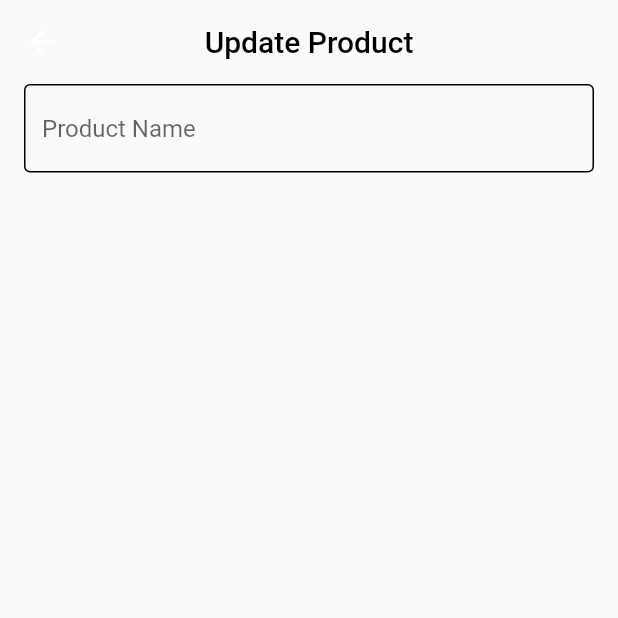
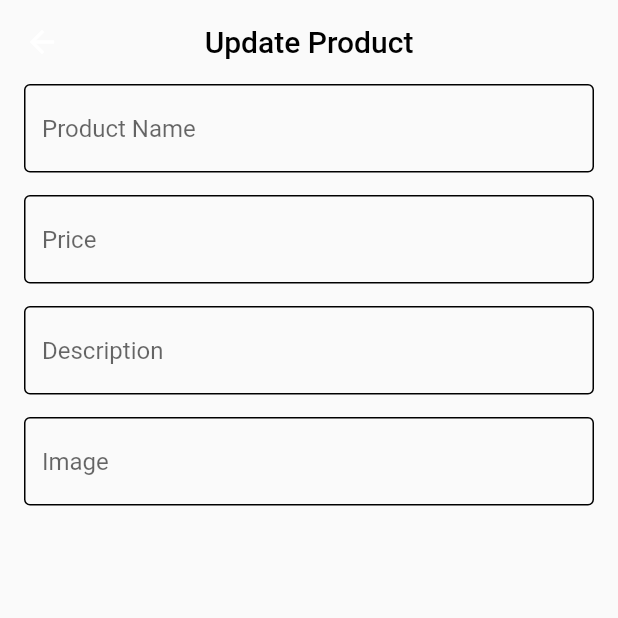
Before and after one commit to ImadDz-7/Store-App, a Flutter app: the UpdateProductPage screen opened by its route, on a phone screen of 412 x 824 dp, the top half of it. Run offline on Flutter 3.47's test engine with Material 2 defaults, Android fonts, the phone set to English and light mode, and no system bars; our stand-ins replace font_awesome_flutter; network calls fail.

Commit message:
Add text fields

```diff
--- a/lib/pages/update_product_page.dart
+++ b/lib/pages/update_product_page.dart
@@ -23,6 +23,13 @@ class UpdateProductPage extends StatelessWidget {
         child: Column(
           children: [
             CustomTextField(hintText: 'Product Name'),
+            const SizedBox(height: 15),
+            CustomTextField(hintText: 'Price'),
+            const SizedBox(height: 15),
+            CustomTextField(hintText: 'Description'),
+            const SizedBox(height: 15),
+            CustomTextField(hintText: 'Image'),
+            const SizedBox(height: 15),
           ],
         ),
       ),
```
